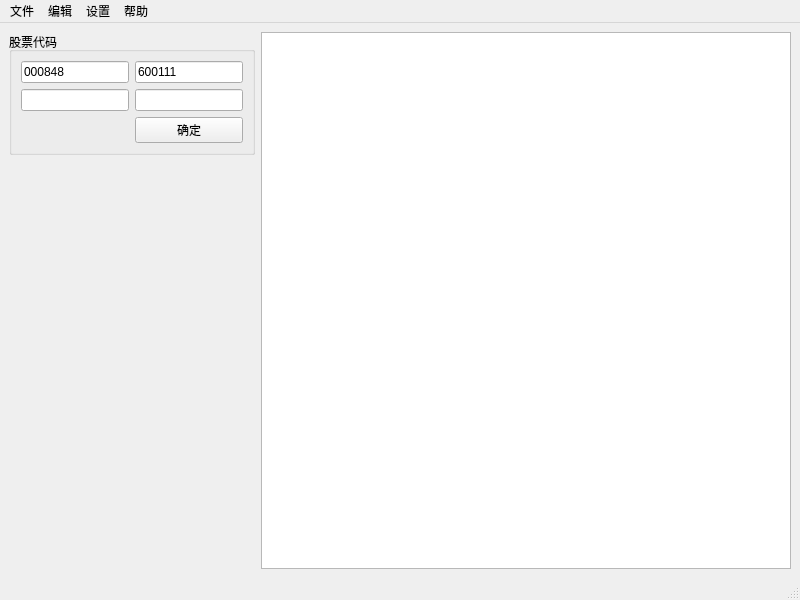
The window that StockUI.ui (yangjiameng/Stock_Monitoring) describes before a commit, drawn with Qt 5.
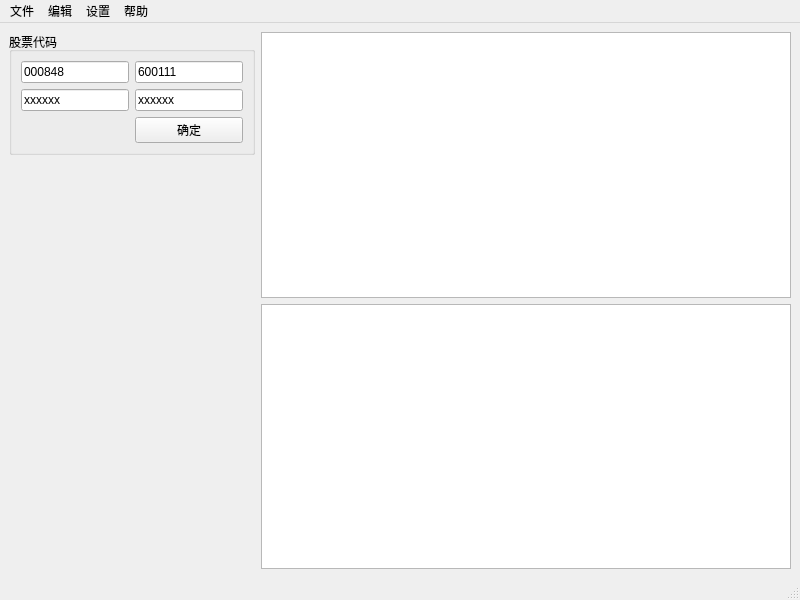
The same window after the commit.

Commit message: 更新多线程工作

Diff of the .ui file:
```diff
--- a/StockUI.ui
+++ b/StockUI.ui
@@ -15,7 +15,7 @@
   </property>
   <widget class="QWidget" name="centralwidget">
    <layout class="QGridLayout" name="gridLayout_3">
-    <item row="0" column="0">
+    <item row="1" column="0">
      <layout class="QGridLayout" name="gridLayout_2">
       <item row="0" column="0" colspan="2">
        <widget class="QGroupBox" name="groupBox">
@@ -41,10 +41,18 @@
           </widget>
          </item>
          <item row="1" column="1">
-          <widget class="QLineEdit" name="lineEdit_4"/>
+          <widget class="QLineEdit" name="lineEdit_4">
+           <property name="text">
+            <string>xxxxxx</string>
+           </property>
+          </widget>
          </item>
          <item row="1" column="0">
-          <widget class="QLineEdit" name="lineEdit_3"/>
+          <widget class="QLineEdit" name="lineEdit_3">
+           <property name="text">
+            <string>xxxxxx</string>
+           </property>
+          </widget>
          </item>
          <item row="2" column="1">
           <widget class="QPushButton" name="pushButton">
@@ -77,8 +85,11 @@
       </item>
      </layout>
     </item>
-    <item row="0" column="1">
-     <widget class="QListWidget" name="listWidget"/>
+    <item row="2" column="2">
+     <widget class="QGraphicsView" name="graphicsView_red_green"/>
+    </item>
+    <item row="1" column="2">
+     <widget class="QListWidget" name="listWidget_show_msg"/>
     </item>
    </layout>
   </widget>
```
Left out of the diff: 58 changed lines with no effect on the pictures. The commit also changes 2 other files.
